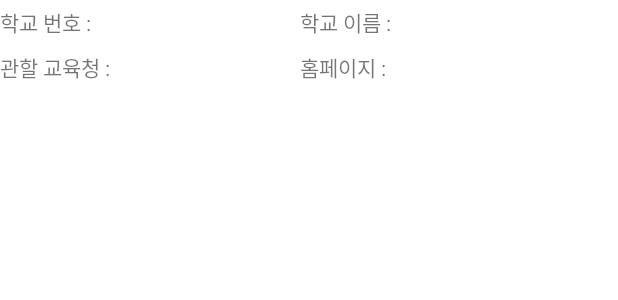
After one commit to subin3124/hungry_school_public, an Android app: the layout school_list_layout.xml on its own in the app's theme, with its tools: preview values and no code run, on a phone screen of 412 x 824 dp. The commit adds this screen. Shown: the top 300 px of the screen. Run offline under Robolectric (Android 15) with nearby library versions, the phone set to English and light mode, and no system bars.

Commit message:
학교목록 리스트뷰 구현중

```diff
--- a/app/src/main/res/layout/find_school_dialog_layout.xml
+++ b/app/src/main/res/layout/find_school_dialog_layout.xml
@@ -25,4 +25,9 @@
             android:text="검색"
             android:id="@+id/btnSearchSchool"/>
     </LinearLayout>
+    <ListView
+        android:id="@+id/findSchoolDialogListView"
+        android:layout_marginTop="30dp"
+        android:layout_width="match_parent"
+        android:layout_height="match_parent"/>
 </LinearLayout>
--- /dev/null
+++ b/app/src/main/res/layout/school_list_layout.xml
@@ -0,0 +1,79 @@
+<?xml version="1.0" encoding="utf-8"?>
+<LinearLayout xmlns:android="http://schemas.android.com/apk/res/android"
+    android:orientation="vertical"
+    android:layout_width="match_parent"
+    android:layout_height="wrap_content">
+   <LinearLayout
+       android:layout_width="match_parent"
+       android:layout_height="30dp"
+       android:layout_gravity="center"
+       android:orientation="horizontal">
+       <LinearLayout
+           android:layout_width="200dp"
+           android:layout_height="match_parent">
+           <TextView
+               android:layout_width="wrap_content"
+               android:gravity="center"
+               android:layout_height="match_parent"
+               android:text="학교 번호 : "/>
+           <TextView
+               android:id="@+id/schoolLstId"
+               android:gravity="center"
+               android:layout_width="match_parent"
+               android:layout_height="match_parent"
+               android:text=""/>
+       </LinearLayout>
+       <LinearLayout
+           android:layout_width="match_parent"
+           android:layout_height="match_parent"
+           android:orientation="horizontal">
+           <TextView
+               android:layout_width="wrap_content"
+               android:gravity="center"
+               android:layout_height="match_parent"
+               android:text="학교 이름 : "/>
+           <TextView
+               android:id="@+id/schoolLstName"
+               android:gravity="center"
+               android:layout_width="match_parent"
+               android:layout_height="match_parent"
+               android:text=""/>
+       </LinearLayout>
+   </LinearLayout>
+    <LinearLayout
+        android:layout_width="match_parent"
+        android:layout_height="30dp"
+        android:orientation="horizontal">
+        <LinearLayout
+            android:layout_width="200dp"
+            android:layout_height="match_parent">
+            <TextView
+                android:layout_width="wrap_content"
+                android:gravity="center"
+                android:layout_height="match_parent"
+                android:text="관할 교육청 : "/>
+            <TextView
+                android:id="@+id/schoolLstRegion"
+                android:gravity="center"
+                android:layout_width="match_parent"
+                android:layout_height="match_parent"
+                android:text=""/>
+        </LinearLayout>
+        <LinearLayout
+            android:layout_width="match_parent"
+            android:layout_height="match_parent"
+            android:orientation="horizontal">
+            <TextView
+                android:layout_width="wrap_content"
+                android:gravity="center"
+                android:layout_height="match_parent"
+                android:text="홈페이지 : "/>
+            <TextView
+                android:id="@+id/schoolLstHomePage"
+                android:gravity="center"
+                android:layout_width="match_parent"
+                android:layout_height="match_parent"
+                android:text=""/>
+        </LinearLayout>
+    </LinearLayout>
+</LinearLayout>
```
Also changed, not shown: app/src/main/java/com/subin/testapplication/SchoolInfo.java (+12 -1 lines), app/src/main/java/com/subin/testapplication/SchoolListAdapter.java (added, +51 -0 lines).
